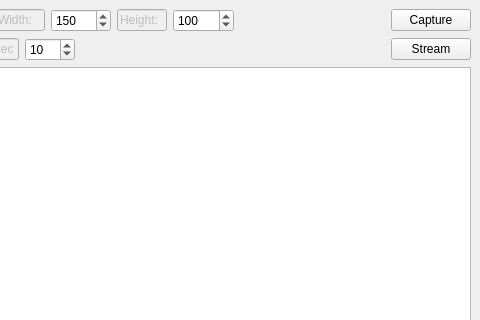
Above: screencloneserverwindow.ui from MrBuzzKillington/screenCloneServer before the change; both pictures show x 285 to 765 and y 0 to 320 of the 765 by 718 pixel window. Below: the same form after it.
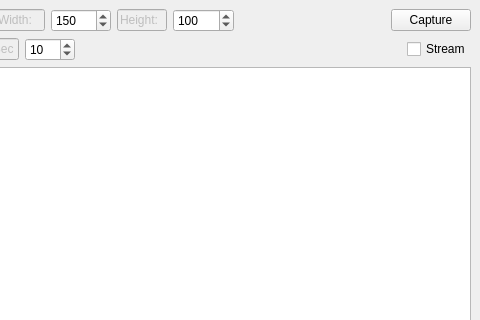
That is the form after the change.

```diff
--- a/screencloneserverwindow.ui
+++ b/screencloneserverwindow.ui
@@ -420,13 +420,10 @@
          </spacer>
         </item>
         <item>
-         <widget class="QPushButton" name="streamBtn_">
+         <widget class="QCheckBox" name="streamCkBx_">
           <property name="text">
            <string>Stream</string>
           </property>
-          <property name="checkable">
-           <bool>true</bool>
-          </property>
          </widget>
         </item>
        </layout>
```
